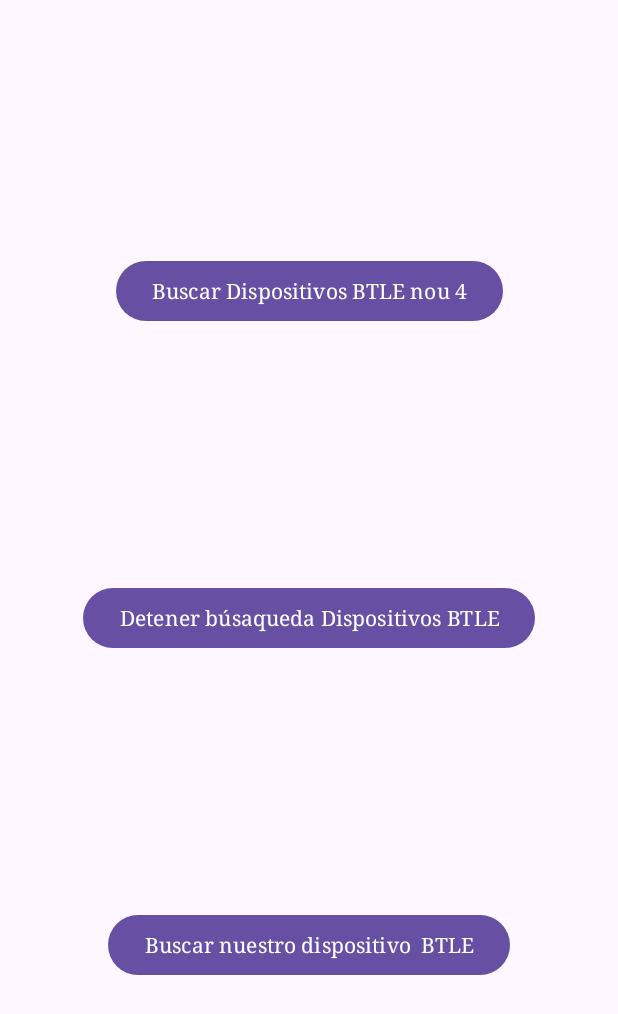
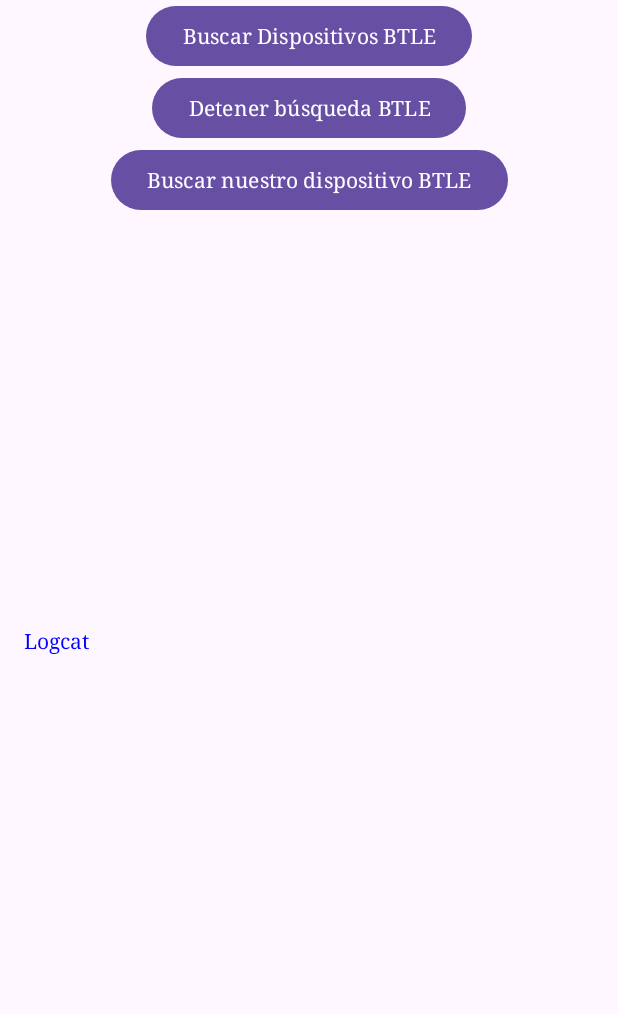
Before and after one commit to gerarddela/AirMonitor, an Android app: the layout activity_main.xml on its own in the app's theme, with its tools: preview values and no code run, on a phone screen of 412 x 824 dp. Shown: the top 1014 px of the screen. Run offline under Robolectric (Android 15) with nearby library versions, the phone set to English and light mode, and no system bars.

Commit message:
android 1.1
Limpieza de código y aplicación ejecutable sin crasheos, los botones pueden llegar a no funcionar, el ViewText no funciona correctamente.

```diff
--- a/android/app/build.gradle.kts
+++ b/android/app/build.gradle.kts
@@ -3,11 +3,11 @@ plugins {
 }
 
 android {
-    namespace = "com.example.usuario_upv.proyecto3a"
+    namespace = "com.example.airmonitor"
     compileSdk = 34
 
     defaultConfig {
-        applicationId = "com.example.usuario_upv.proyecto3a"
+        applicationId = "com.example.airmonitor"
         minSdk = 24
         targetSdk = 34
         versionCode = 1
@@ -29,7 +29,6 @@ android {
 }
 
 dependencies {
-
     implementation("androidx.appcompat:appcompat:1.7.0")
     implementation("com.google.android.material:material:1.12.0")
     implementation("androidx.constraintlayout:constraintlayout:2.1.4")
--- a/android/app/src/main/res/layout/activity_main.xml
+++ b/android/app/src/main/res/layout/activity_main.xml
@@ -1,7 +1,7 @@
 <?xml version="1.0" encoding="utf-8"?>
-<androidx.constraintlayout.widget.ConstraintLayout xmlns:android="http://schemas.android.com/apk/res/android"
+<androidx.constraintlayout.widget.ConstraintLayout
+    xmlns:android="http://schemas.android.com/apk/res/android"
     xmlns:app="http://schemas.android.com/apk/res-auto"
-    xmlns:tools="http://schemas.android.com/tools"
     android:layout_width="match_parent"
     android:layout_height="match_parent">
 
@@ -10,38 +10,42 @@
         android:layout_width="wrap_content"
         android:layout_height="wrap_content"
         android:onClick="botonBuscarDispositivosBTLEPulsado"
-        android:text="Buscar Dispositivos BTLE nou 4"
-        app:layout_constraintBottom_toTopOf="@+id/botonDetenerBusquedaDispositivosBTLE"
-        app:layout_constraintEnd_toEndOf="parent"
-        app:layout_constraintHorizontal_bias="0.5"
+        android:text="Buscar Dispositivos BTLE"
+        app:layout_constraintTop_toTopOf="parent"
         app:layout_constraintStart_toStartOf="parent"
-        app:layout_constraintTop_toTopOf="parent"
-        app:layout_constraintVertical_bias="0.5" />
+        app:layout_constraintEnd_toEndOf="parent" />
 
     <Button
         android:id="@+id/botonDetenerBusquedaDispositivosBTLE"
         android:layout_width="wrap_content"
         android:layout_height="wrap_content"
         android:onClick="botonDetenerBusquedaDispositivosBTLEPulsado"
-        android:text="Detener búsaqueda Dispositivos BTLE"
-        app:layout_constraintBottom_toTopOf="@+id/botonBuscarNuestroDispositivoBTLE"
-        app:layout_constraintEnd_toEndOf="parent"
-        app:layout_constraintHorizontal_bias="0.5"
+        android:text="Detener búsqueda BTLE"
+        app:layout_constraintTop_toBottomOf="@id/botonBuscarDispositivosBTLE"
         app:layout_constraintStart_toStartOf="parent"
-        app:layout_constraintTop_toBottomOf="@+id/botonBuscarDispositivosBTLE"
-        app:layout_constraintVertical_bias="0.5" />
+        app:layout_constraintEnd_toEndOf="parent" />
 
     <Button
         android:id="@+id/botonBuscarNuestroDispositivoBTLE"
         android:layout_width="wrap_content"
         android:layout_height="wrap_content"
         android:onClick="botonBuscarNuestroDispositivoBTLEPulsado"
-        android:text="Buscar nuestro dispositivo  BTLE"
+        android:text="Buscar nuestro dispositivo BTLE"
+        app:layout_constraintTop_toBottomOf="@id/botonDetenerBusquedaDispositivosBTLE"
+        app:layout_constraintStart_toStartOf="parent"
+        app:layout_constraintEnd_toEndOf="parent" />
+
+    <TextView
+        android:id="@+id/log_text_view"
+        android:layout_width="0dp"
+        android:layout_height="0dp"
+        android:padding="16dp"
+        android:text="Logcat"
+        android:scrollbars="vertical"
+        app:layout_constraintTop_toBottomOf="@id/botonBuscarNuestroDispositivoBTLE"
+        app:layout_constraintStart_toStartOf="parent"
+        app:layout_constraintEnd_toEndOf="parent"
         app:layout_constraintBottom_toBottomOf="parent"
-        app:layout_constraintEnd_toEndOf="parent"
-        app:layout_constraintHorizontal_bias="0.5"
-        app:layout_constraintStart_toStartOf="parent"
-        app:layout_constraintTop_toBottomOf="@+id/botonDetenerBusquedaDispositivosBTLE"
-        app:layout_constraintVertical_bias="0.5" />
+        app:layout_constraintHeight_percent="0.2" />
 
 </androidx.constraintlayout.widget.ConstraintLayout>
--- a/android/build.gradle.kts
+++ b/android/build.gradle.kts
@@ -1,4 +1,4 @@
 // Top-level build file where you can add configuration options common to all sub-projects/modules.
 plugins {
-    id("com.android.application") version "8.1.1" apply false
+    id("com.android.application") version "8.6.0" apply false
 }
```
Also changed, not shown: android/app/src/main/AndroidManifest.xml (+9 -2 lines), android/app/src/main/java/com/example/airmonitor/MainActivity.java (+89 -102 lines), android/app/src/main/java/com/example/airmonitor/TramaIBeacon.java (+3 -31 lines), android/app/src/main/java/com/example/airmonitor/Utilidades.java (+8 -32 lines), android/gradle/wrapper/gradle-wrapper.properties.
